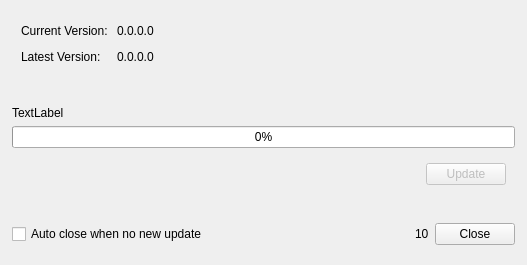
This is src/updatedialog.ui in coolshou/qterminal as Qt 5 draws it before an edit. The edited form follows.
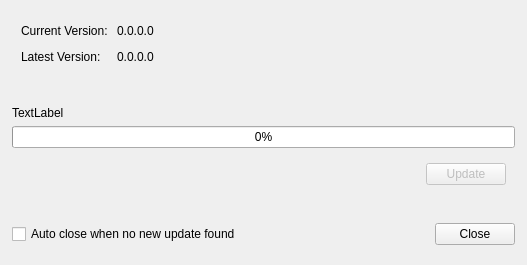
This is the edited form.

```diff
--- a/src/updatedialog.ui
+++ b/src/updatedialog.ui
@@ -152,23 +152,7 @@
       <item>
        <widget class="QCheckBox" name="AutoCloseCheckBox">
         <property name="text">
-         <string>Auto close when no new update</string>
-        </property>
-       </widget>
-      </item>
-      <item>
-       <widget class="QLabel" name="AutoCloseLabel">
-        <property name="enabled">
-         <bool>true</bool>
-        </property>
-        <property name="sizePolicy">
-         <sizepolicy hsizetype="Fixed" vsizetype="Fixed">
-          <horstretch>0</horstretch>
-          <verstretch>0</verstretch>
-         </sizepolicy>
-        </property>
-        <property name="text">
-         <string>10</string>
+         <string>Auto close when no new update found</string>
         </property>
        </widget>
       </item>
```
